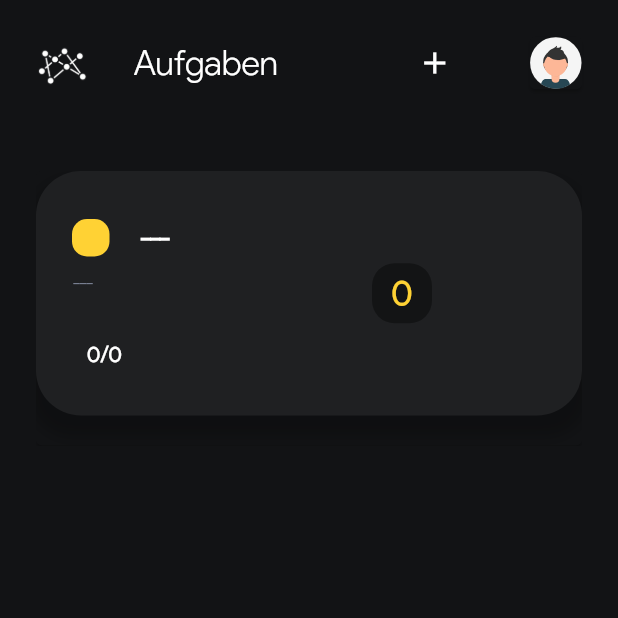
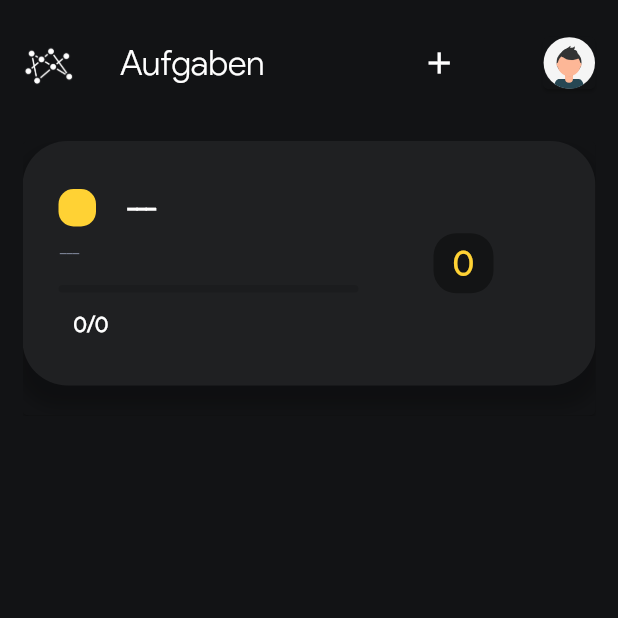
Before and after one commit to badbryany/todoapp, a Flutter app: the screen it shows after launch, after a tap on the "add" icon, on a phone screen of 412 x 824 dp, the top half of it. Run offline on Flutter 3.47's test engine with Material 2 defaults, Android fonts, the phone set to English and light mode, and no system bars; our stand-ins replace connectivity, device_info, flutter_local_notifications, flutter_svg, shared_preferences, sqflite; missing offline and left inert: requests; accounts and stored records are empty.

Commit message:
some design changes

```diff
--- a/lib/screens/homepage.dart
+++ b/lib/screens/homepage.dart
@@ -277,12 +277,12 @@ class _HomePageState extends State<HomePage> {
         child: Container(
           width: double.infinity,
           height: double.infinity,
-          padding: EdgeInsets.symmetric(horizontal: 24.0),
+          padding: EdgeInsets.symmetric(horizontal: 15),
           child: Column(
             crossAxisAlignment: CrossAxisAlignment.start,
             children: [
               Container(
-                margin: EdgeInsets.only(top: 20, bottom: 50),
+                margin: EdgeInsets.only(top: 20, bottom: 30),
                 child: Row(
                   crossAxisAlignment: CrossAxisAlignment.center,
                   mainAxisAlignment: MainAxisAlignment.spaceBetween,
--- a/lib/widgets.dart
+++ b/lib/widgets.dart
@@ -138,7 +138,7 @@ class _TaskCardWidgetState extends State<TaskCardWidget> {
                                 width: 200,
                                 height: 5,
                                 decoration: BoxDecoration(
-                                  color: Theme.of(context).cardColor,
+                                  color: Colors.black12,
                                   borderRadius: BorderRadius.circular(40),
                                 ),
                               ),
@@ -180,7 +180,9 @@ class _TaskCardWidgetState extends State<TaskCardWidget> {
               ),
             ],
           ),
-          FutureBuilder(
+          Container(
+            margin: EdgeInsets.only(left: 50),
+            child: FutureBuilder(
               future: getToDos(this.widget.taskId),
               builder: (context, snapshot) {
                 if (snapshot.connectionState == ConnectionState.done) {
@@ -206,6 +208,7 @@ class _TaskCardWidgetState extends State<TaskCardWidget> {
                   return SizedBox();
                 }
               },
+            ),
           ),
         ],
       ),
```
Lines whose indentation alone changed are shown as unchanged.
